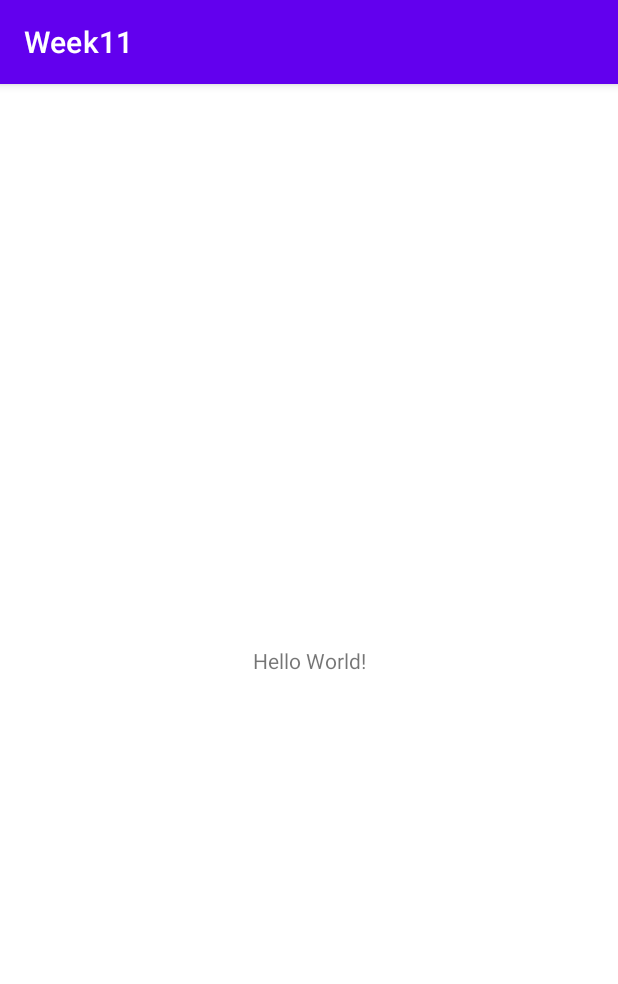
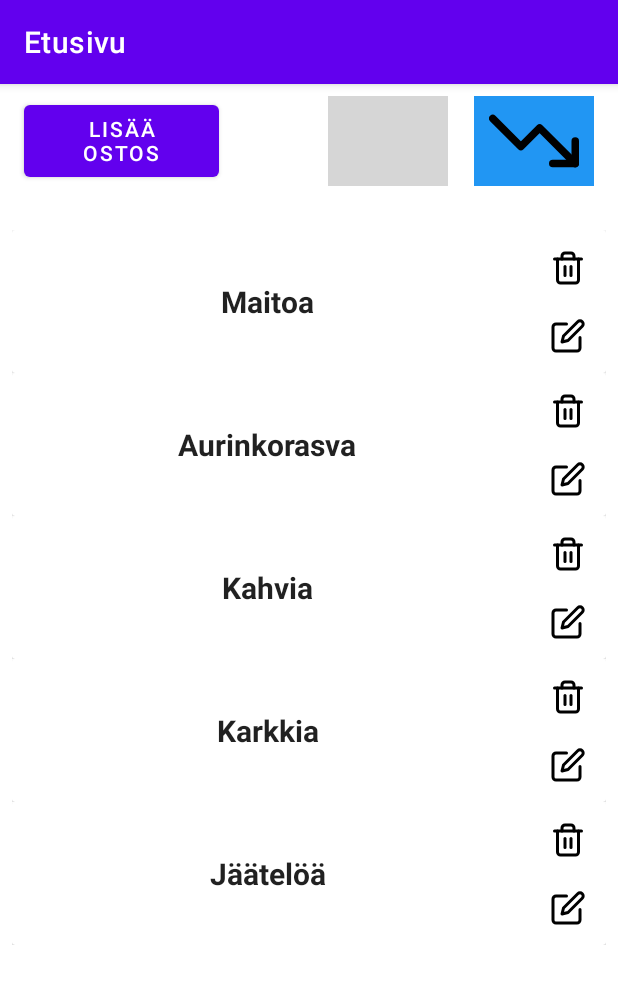
Before and after one commit to arnotoro/olioweek11, an Android app: the screen it shows after launch (MainActivity), on a phone screen of 412 x 824 dp. Shown: the top 984 px of the screen. Run offline under Robolectric (Android 15) with nearby library versions, the phone set to English and light mode, and no system bars; grey boxes are pictures that could not be loaded.

Commit message:
week11 done (task 1-5)

```diff
--- a/app/build.gradle
+++ b/app/build.gradle
@@ -12,7 +12,7 @@ android {
         targetSdk 33
         versionCode 1
         versionName "1.0"
-
+        vectorDrawables.useSupportLibrary = true
         testInstrumentationRunner "androidx.test.runner.AndroidJUnitRunner"
     }
 
--- a/app/src/main/java/com/example/week11/MainActivity.java
+++ b/app/src/main/java/com/example/week11/MainActivity.java
@@ -1,14 +1,105 @@
 package com.example.week11;
 
+import androidx.activity.result.ActivityResult;
+import androidx.activity.result.ActivityResultCallback;
+import androidx.activity.result.ActivityResultCaller;
+import androidx.activity.result.ActivityResultLauncher;
+import androidx.activity.result.contract.ActivityResultContracts;
 import androidx.appcompat.app.AppCompatActivity;
+import androidx.recyclerview.widget.LinearLayoutManager;
+import androidx.recyclerview.widget.RecyclerView;
 
+import android.content.Intent;
 import android.os.Bundle;
+import android.view.View;
+import android.widget.EditText;
+
+import java.util.ArrayList;
+import java.util.Collections;
+import java.util.Iterator;
+import java.util.ListIterator;
+import java.util.Objects;
 
 public class MainActivity extends AppCompatActivity {
+    RecyclerView recyclerView;
+    ArrayList<String> items = new ArrayList<>();
+    static ArrayList<String> originalSort = new ArrayList<>();
+
+    ActivityResultLauncher<Intent> launchActivityForResult = registerForActivityResult(
+        new ActivityResultContracts.StartActivityForResult(), new ActivityResultCallback<ActivityResult>() {
+            @Override
+            public void onActivityResult(ActivityResult result) {
+                if (result != null && result.getResultCode() == RESULT_OK) {
+                    if (result.getData() != null) {
+                        String item = result.getData().getStringExtra(AddItemActivity.KEY_NAME);
+                        ViewAdapter adapter = (ViewAdapter) recyclerView.getAdapter();
+                        if (adapter != null) {
+                            items.add(item);
+                            originalSort.add(item);
+                            adapter.notifyItemInserted(adapter.listItems.size() - 1);
+                        }
+                    }
+                }
+            }
+    });
 
     @Override
     protected void onCreate(Bundle savedInstanceState) {
         super.onCreate(savedInstanceState);
         setContentView(R.layout.activity_main);
+
+        recyclerView = findViewById(R.id.recyclerView);
+
+
+        items.add("Maitoa");
+
+        ViewAdapter adapter = new ViewAdapter(this, items);
+        recyclerView.setAdapter(adapter);
+        recyclerView.setLayoutManager(new LinearLayoutManager(this));
+        items.add("Aurinkorasva");
+        items.add("Kahvia");
+        items.add("Karkkia");
+        items.add("Jäätelöä");
+
     }
+
+    public void addItem(View view) {
+        Intent intent = new Intent(this, AddItemActivity.class);
+        launchActivityForResult.launch(intent);
+    }
+
+    public void sortByTime(View view) {
+        if (!originalSort.equals(items)) {
+            for (String item : items) {
+                if (!originalSort.contains(item)) {
+                    originalSort.add(item);
+                }
+            }
+        }
+
+        ViewAdapter adapter = (ViewAdapter) recyclerView.getAdapter();
+        if (adapter != null) {
+            for (int i = 0; i < items.size(); i++) {
+                items.set(i, originalSort.get(i));
+            }
+            adapter.notifyItemRangeChanged(0, adapter.listItems.size());
+        }
+    }
+
+    public void sortByAlphabet(View view) {
+        if (!originalSort.equals(items)) {
+            for (String item : items) {
+                if (!originalSort.contains(item)) {
+                    originalSort.add(item);
+                }
+            }
+        }
+
+        ViewAdapter adapter = (ViewAdapter) recyclerView.getAdapter();
+        if (adapter != null) {
+            Collections.sort(items);
+            adapter.notifyItemRangeChanged(0, adapter.listItems.size());
+        }
+    }
+
 }
--- /dev/null
+++ b/app/src/main/java/com/example/week11/ViewAdapter.java
@@ -0,0 +1,84 @@
+package com.example.week11;
+
+import android.app.AlertDialog;
+import android.content.Context;
+import android.view.LayoutInflater;
+import android.view.View;
+import android.view.ViewGroup;
+import android.widget.EditText;
+import android.widget.ImageButton;
+import android.widget.TextView;
+
+import androidx.annotation.NonNull;
+import androidx.recyclerview.widget.RecyclerView;
+
+import java.util.ArrayList;
+import java.util.ListIterator;
+
+public class ViewAdapter extends RecyclerView.Adapter<ViewAdapter.ViewHolder> {
+
+    Context context;
+    ArrayList<String> listItems;
+
+    public ViewAdapter(Context context, ArrayList<String> item) {
+        this.context = context;
+        this.listItems = item;
+    }
+
+    @NonNull
+    @Override
+    public ViewHolder onCreateViewHolder(@NonNull ViewGroup parent, int viewType) {
+        LayoutInflater inflater = LayoutInflater.from(context);
+        View view = inflater.inflate(R.layout.view_row, parent, false);
+        return new ViewHolder(view);
+    }
+
+    @Override
+    public void onBindViewHolder(@NonNull ViewHolder holder, int position) {
+        holder.itemText.setText(listItems.get(position));
+        holder.deleteIcon.setImageResource(R.drawable.trash);
+        holder.editIcon.setImageResource(R.drawable.edit);
+        holder.deleteIcon.setOnClickListener(view -> deleteItem(holder.getAdapterPosition()));
+        holder.editIcon.setOnClickListener(view -> editItem(holder.getAdapterPosition()));
+    }
+
+    @Override
+    public int getItemCount() {
+        return listItems.size();
+    }
+
+    public static class ViewHolder extends RecyclerView.ViewHolder {
+        TextView itemText;
+        ImageButton deleteIcon;
+        ImageButton editIcon;
+        public ViewHolder(@NonNull View itemView) {
+            super(itemView);
+            itemText = itemView.findViewById(R.id.itemText);
+            deleteIcon = itemView.findViewById(R.id.deleteButton);
+            editIcon = itemView.findViewById(R.id.editButton);
+        }
+    }
+
+    public void deleteItem(int position) {
+        listItems.remove(position);
+        MainActivity.originalSort.remove(position);
+        notifyItemRemoved(position);
+    }
+
+    public void editItem(int position) {
+        final EditText input = new EditText(context);
+        AlertDialog.Builder builder = new AlertDialog.Builder(context);
+        builder.setTitle("Muuta tuotetta");
+        builder.setView(input);
+
+        builder.setPositiveButton("OK", (dialogInterface, i) -> {
+            String item = input.getText().toString();
+            listItems.set(position, item);
+            MainActivity.originalSort.set(position, item);
+            notifyItemChanged(position);
+        });
+        builder.setNegativeButton("Takaisin", (dialogInterface, i) -> dialogInterface.cancel());
+
+        builder.show();
+    }
+}
--- /dev/null
+++ b/app/src/main/res/drawable/edit.xml
@@ -0,0 +1,11 @@
+<vector android:height="24dp" android:viewportHeight="24"
+    android:viewportWidth="24" android:width="24dp" xmlns:android="http://schemas.android.com/apk/res/android">
+    <path android:fillColor="#00000000"
+        android:pathData="M11,4H4a2,2 0,0 0,-2 2v14a2,2 0,0 0,2 2h14a2,2 0,0 0,2 -2v-7"
+        android:strokeColor="@color/black" android:strokeLineCap="round"
+        android:strokeLineJoin="round" android:strokeWidth="2"/>
+    <path android:fillColor="#00000000"
+        android:pathData="M18.5,2.5a2.121,2.121 0,0 1,3 3L12,15l-4,1 1,-4 9.5,-9.5z"
+        android:strokeColor="@color/black" android:strokeLineCap="round"
+        android:strokeLineJoin="round" android:strokeWidth="2"/>
+</vector>
--- /dev/null
+++ b/app/src/main/res/drawable/sortbyabc.xml
@@ -0,0 +1,20 @@
+<vector xmlns:android="http://schemas.android.com/apk/res/android"
+    android:width="100dp"
+    android:height="100dp"
+    android:viewportWidth="24"
+    android:viewportHeight="24">
+  <path
+      android:pathData="M23,18l-9.5,-9.5l-5,5l-7.5,-7.5"
+      android:strokeLineJoin="round"
+      android:strokeWidth="2"
+      android:fillColor="#00000000"
+      android:strokeColor="@color/black"
+      android:strokeLineCap="round"/>
+  <path
+      android:pathData="M17,18l6,0l0,-6"
+      android:strokeLineJoin="round"
+      android:strokeWidth="2"
+      android:fillColor="#00000000"
+      android:strokeColor="@color/black"
+      android:strokeLineCap="round"/>
+</vector>
--- /dev/null
+++ b/app/src/main/res/drawable/trash.xml
@@ -0,0 +1,16 @@
+<vector android:height="24dp" android:viewportHeight="24"
+    android:viewportWidth="24" android:width="24dp" xmlns:android="http://schemas.android.com/apk/res/android">
+    <path android:fillColor="#00000000" android:pathData="M3,6l2,0l16,0"
+        android:strokeColor="@color/black" android:strokeLineCap="round"
+        android:strokeLineJoin="round" android:strokeWidth="2"/>
+    <path android:fillColor="#00000000"
+        android:pathData="M19,6v14a2,2 0,0 1,-2 2H7a2,2 0,0 1,-2 -2V6m3,0V4a2,2 0,0 1,2 -2h4a2,2 0,0 1,2 2v2"
+        android:strokeColor="@color/black" android:strokeLineCap="round"
+        android:strokeLineJoin="round" android:strokeWidth="2"/>
+    <path android:fillColor="#00000000" android:pathData="M10,11L10,17"
+        android:strokeColor="@color/black" android:strokeLineCap="round"
+        android:strokeLineJoin="round" android:strokeWidth="2"/>
+    <path android:fillColor="#00000000" android:pathData="M14,11L14,17"
+        android:strokeColor="@color/black" android:strokeLineCap="round"
+        android:strokeLineJoin="round" android:strokeWidth="2"/>
+</vector>
--- a/app/src/main/res/layout/activity_main.xml
+++ b/app/src/main/res/layout/activity_main.xml
@@ -6,13 +6,67 @@
     android:layout_height="match_parent"
     tools:context=".MainActivity">
 
-    <TextView
-        android:layout_width="wrap_content"
-        android:layout_height="wrap_content"
-        android:text="Hello World!"
+    <Button
+        android:id="@+id/addItem"
+        android:layout_width="130dp"
+        android:layout_height="60dp"
+        android:layout_marginStart="16dp"
+        android:layout_marginTop="8dp"
+        android:onClick="addItem"
+        android:text="Lisää ostos"
+        app:layout_constraintStart_toStartOf="parent"
+        app:layout_constraintTop_toTopOf="parent" />
+
+    <ImageButton
+        android:id="@+id/sortByAlpha"
+        style="@android:style/Widget.DeviceDefault.ImageButton"
+        android:layout_width="80dp"
+        android:layout_height="60dp"
+        android:layout_marginTop="8dp"
+        android:layout_marginEnd="16dp"
+        android:background="#2196F3"
+        android:onClick="sortByAlphabet"
+        android:scaleType="fitCenter"
+        app:layout_constraintEnd_toEndOf="parent"
+        app:layout_constraintTop_toTopOf="parent"
+        app:srcCompat="@drawable/sortbyabc" />
+
+    <ImageButton
+        android:id="@+id/sortByTime"
+        style="@style/Widget.AppCompat.ImageButton"
+        android:layout_width="80dp"
+        android:layout_height="60dp"
+        android:layout_marginTop="8dp"
+        android:background="#673AB7"
+        android:onClick="sortByTime"
+        android:scaleType="fitCenter"
+        app:layout_constraintEnd_toStartOf="@+id/sortByAlpha"
+        app:layout_constraintHorizontal_bias="0.808"
+        app:layout_constraintStart_toEndOf="@+id/addItem"
+        app:layout_constraintTop_toTopOf="parent"
+        app:srcCompat="@drawable/sortbytime" />
+
+    <androidx.constraintlayout.widget.ConstraintLayout
+        android:id="@+id/constraintLayout"
+        android:layout_width="match_parent"
+        android:layout_height="match_parent"
         app:layout_constraintBottom_toBottomOf="parent"
         app:layout_constraintEnd_toEndOf="parent"
         app:layout_constraintStart_toStartOf="parent"
-        app:layout_constraintTop_toTopOf="parent" />
+        app:layout_constraintTop_toTopOf="parent">
+
+        <androidx.recyclerview.widget.RecyclerView
+            android:id="@+id/recyclerView"
+            android:layout_width="match_parent"
+            android:layout_height="650dp"
+            android:layout_marginStart="8dp"
+            android:layout_marginTop="76dp"
+            android:layout_marginEnd="8dp"
+            app:layout_constraintBottom_toBottomOf="parent"
+            app:layout_constraintEnd_toEndOf="parent"
+            app:layout_constraintStart_toStartOf="parent"
+            app:layout_constraintTop_toTopOf="parent" />
+
+    </androidx.constraintlayout.widget.ConstraintLayout>
 
 </androidx.constraintlayout.widget.ConstraintLayout>
--- /dev/null
+++ b/app/src/main/res/layout/view_row.xml
@@ -0,0 +1,64 @@
+<?xml version="1.0" encoding="utf-8"?>
+<androidx.constraintlayout.widget.ConstraintLayout xmlns:android="http://schemas.android.com/apk/res/android"
+    xmlns:app="http://schemas.android.com/apk/res-auto"
+    android:layout_width="match_parent"
+    android:layout_height="wrap_content">
+
+    <androidx.cardview.widget.CardView
+        android:layout_width="match_parent"
+        android:layout_height="95dp"
+        app:layout_constraintBottom_toBottomOf="parent"
+        app:layout_constraintEnd_toEndOf="parent"
+        app:layout_constraintStart_toStartOf="parent"
+        app:layout_constraintTop_toTopOf="parent">
+
+        <androidx.constraintlayout.widget.ConstraintLayout
+            android:layout_width="match_parent"
+            android:layout_height="match_parent">
+
+            <ImageButton
+                android:id="@+id/editButton"
+                android:layout_width="40dp"
+                android:layout_height="40dp"
+                android:layout_marginTop="5dp"
+                android:layout_marginEnd="5dp"
+                android:background="#FFFFFF"
+                android:onClick="editItem"
+                app:layout_constraintEnd_toEndOf="parent"
+                app:layout_constraintTop_toBottomOf="@+id/deleteButton"
+                app:srcCompat="@drawable/edit" />
+
+            <ImageButton
+                android:id="@+id/deleteButton"
+                android:layout_width="40dp"
+                android:layout_height="40dp"
+                android:layout_marginTop="5dp"
+                android:layout_marginEnd="5dp"
+                android:background="#FFFFFF"
+                android:onClick="deleteItem"
+                app:layout_constraintBottom_toBottomOf="parent"
+                app:layout_constraintEnd_toEndOf="parent"
+                app:layout_constraintTop_toTopOf="parent"
+                app:layout_constraintVertical_bias="0.0"
+                app:srcCompat="@drawable/trash" />
+
+            <TextView
+                android:id="@+id/itemText"
+                android:layout_width="wrap_content"
+                android:layout_height="wrap_content"
+                android:layout_marginStart="10dp"
+                android:layout_marginTop="5dp"
+                android:layout_marginEnd="20dp"
+                android:layout_marginBottom="5dp"
+                android:text="Ostos"
+                android:textAlignment="center"
+                android:textAppearance="@style/TextAppearance.AppCompat.Large"
+                android:textSize="20sp"
+                android:textStyle="bold"
+                app:layout_constraintBottom_toBottomOf="parent"
+                app:layout_constraintEnd_toStartOf="@+id/deleteButton"
+                app:layout_constraintStart_toStartOf="parent"
+                app:layout_constraintTop_toTopOf="parent" />
+        </androidx.constraintlayout.widget.ConstraintLayout>
+    </androidx.cardview.widget.CardView>
+</androidx.constraintlayout.widget.ConstraintLayout>
```
Also changed, not shown: app/src/main/AndroidManifest.xml (+6 -1 lines), app/src/main/java/com/example/week11/AddItemActivity.java (added, +35 -0 lines), app/src/main/res/layout/activity_add_item.xml (added, +57 -0 lines).
